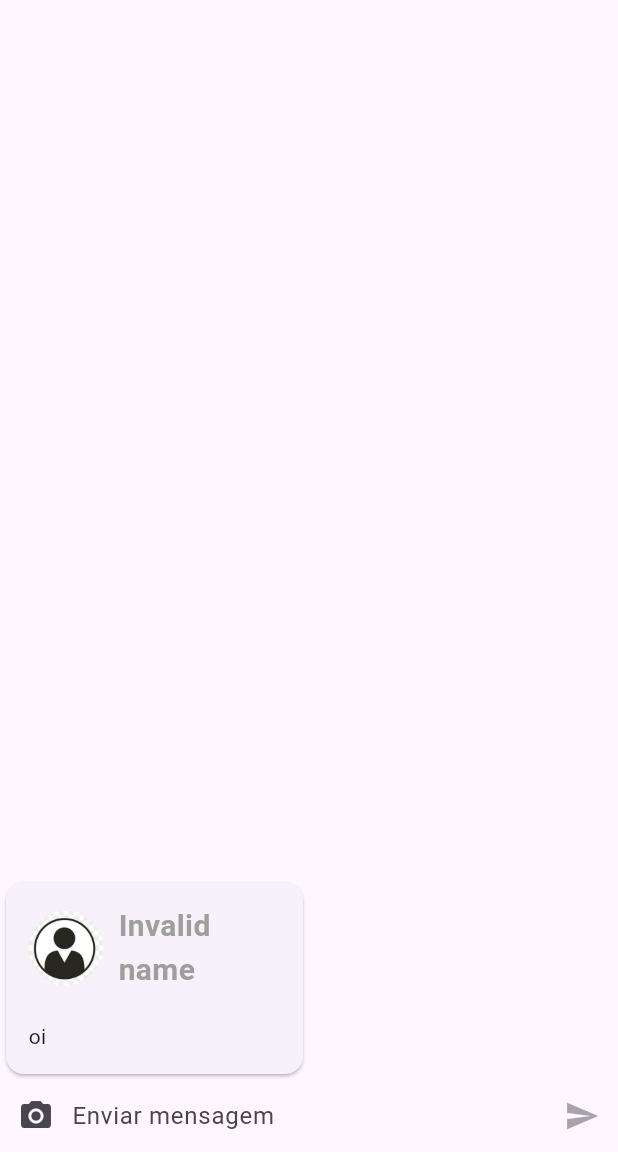
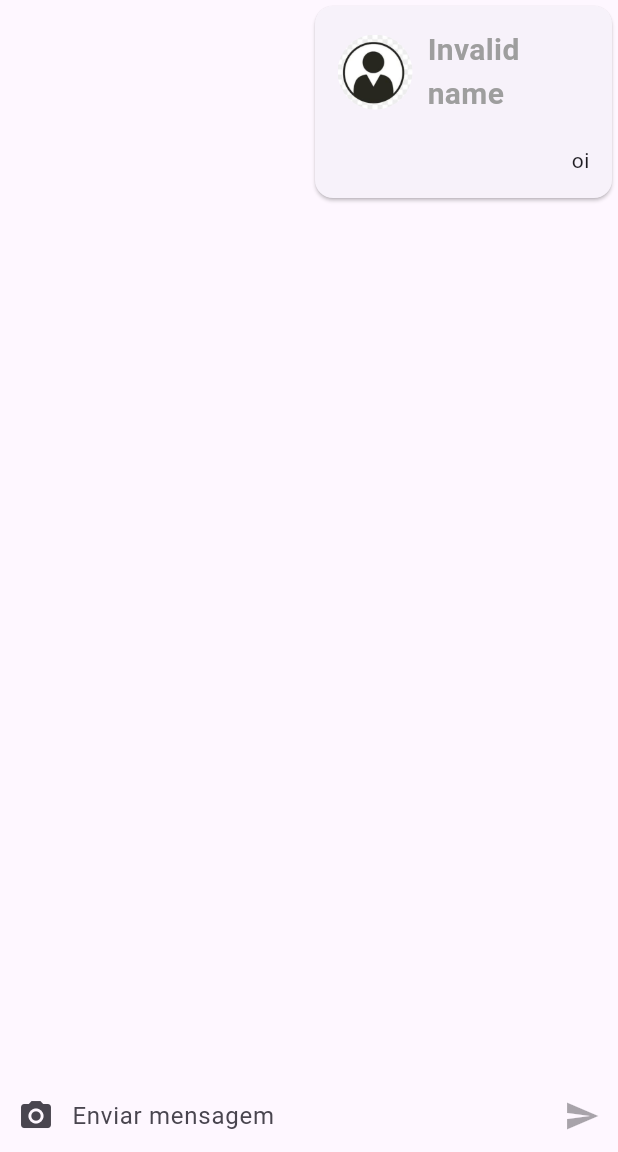
Before and after one commit to Elvisfrank-F/chat_online_elite, a Flutter app: the screen it shows once a user with an empty profile is signed in, on a phone screen of 412 x 824 dp, the part 84-1236 px from its top. Run offline on Flutter 3.47's test engine with Material 3 defaults, Android fonts, the phone set to English and light mode, and no system bars; our stand-ins replace cloud_firestore, firebase_auth, firebase_core, firebase_storage, google_sign_in, image_picker; accounts and stored records are empty.

Commit message:
carmessenger alinhado a esquerda quando for true, falta adicionar a condição

```diff
--- a/lib/pages/home_page.dart
+++ b/lib/pages/home_page.dart
@@ -123,7 +123,7 @@ class _HomePageState extends State<HomePage> {
 
              Expanded(child: StreamBuilder<QuerySnapshot>(
 
-                 stream: FirebaseFirestore.instance.collection('mensagens').snapshots() ,
+                 stream: FirebaseFirestore.instance.collection('mensagens').orderBy('timestamp').snapshots() ,
 
                  builder: (context, snapshot){
 
@@ -138,7 +138,7 @@ class _HomePageState extends State<HomePage> {
                        List<DocumentSnapshot> documents = snapshot.data!.docs;
 
                        return ListView.builder(
-                         reverse: true,
+                        // reverse: true,
 
                          itemCount: documents.length,
 
@@ -150,8 +150,8 @@ class _HomePageState extends State<HomePage> {
 
 
                            return Align(
-                               alignment: Alignment.centerLeft,
-                               child: CardMessenger(imgURL: item['imgURL'],photoURL: item['photoURL'] , name: item['nome'], text: item['text']));
+                               alignment: true? Alignment.centerRight:Alignment.centerLeft,
+                               child: CardMessenger(isMy: true,imgURL: item['imgURL'],photoURL: item['photoURL'] , name: item['nome'], text: item['text']));
                          },
 
                        );
--- a/lib/pages/homepage_test.dart
+++ b/lib/pages/homepage_test.dart
@@ -120,7 +120,7 @@ class _HomeTestPageState extends State<HomeTestPage> {
 
         body: Column(
           children: [
-            CardMessenger(photoURL: user.photoURL, name: user.displayName, text: "Lorem ipsum dolor sit amet, consectetur adipiscing elit. Sed do eiusmod tempor incididunt ut labore et dolore magna aliqua. Ut enim ad minim veniam, quis nostrud exercitation ullamco laboris nisi ut aliquip ex ea commodo consequat. Duis aute irure dolor in reprehenderit in voluptate velit esse cillum dolore eu fugiat nulla pariatur. Excepteur sint occaecat cupidatat non proident, sunt in culpa qui officia deserunt mollit anim id est laborum." ),
+            CardMessenger( isMy: false, photoURL: user.photoURL, name: user.displayName, text: "Lorem ipsum dolor sit amet, consectetur adipiscing elit. Sed do eiusmod tempor incididunt ut labore et dolore magna aliqua. Ut enim ad minim veniam, quis nostrud exercitation ullamco laboris nisi ut aliquip ex ea commodo consequat. Duis aute irure dolor in reprehenderit in voluptate velit esse cillum dolore eu fugiat nulla pariatur. Excepteur sint occaecat cupidatat non proident, sunt in culpa qui officia deserunt mollit anim id est laborum." ),
           ],
         )
 
--- a/lib/wids/card_messenger.dart
+++ b/lib/wids/card_messenger.dart
@@ -7,11 +7,92 @@ class CardMessenger extends StatelessWidget {
   final String? name;
   final String? text;
   final String? imgURL;
+  final bool isMy;
 
-  const CardMessenger({super.key, required this.photoURL, required this.name, required this.text, this.imgURL});
+  const CardMessenger({super.key, required this.photoURL, required this.name, required this.text, this.imgURL, required this.isMy});
 
   @override
   Widget build(BuildContext context) {
+    return isMy? userMensenger(context) : otherMensenger(context);
+  }
+
+  Widget userMensenger(BuildContext context) {
+    return Container(
+      width: MediaQuery
+          .of(context)
+          .size
+          .width * 0.5,
+      // height: MediaQuery.of(context).size. * 0.5,
+
+      child: Card(
+        child: Padding(
+          padding: const EdgeInsets.all(15.0),
+          child: Column(
+            mainAxisSize: MainAxisSize.min,
+            mainAxisAlignment: MainAxisAlignment.end,
+            crossAxisAlignment: CrossAxisAlignment.end,
+            children: [
+              Row(
+                mainAxisSize: MainAxisSize.min,
+                children: [
+
+
+
+
+
+                  Container(
+                    width: 50,
+                    height: 50,
+                    decoration: BoxDecoration(
+                        shape: BoxShape.circle,
+                        image: DecorationImage(
+                            fit: BoxFit.cover,
+
+                            image: photoURL != null ? NetworkImage(photoURL!)
+                                :
+                            AssetImage("assets/person.jpeg")
+                        )
+                    ),
+                  ),
+
+                  SizedBox(width: 10),
+
+                  Expanded(
+
+
+                      child: Text(
+                        name != null ? name!.split(" ").first : "Invalid name",
+                        style: TextStyle(fontSize: 20,
+                            color: Colors.grey,
+                            fontWeight: FontWeight.w600),)
+
+                  ),
+
+
+
+
+                ],
+              ),
+
+              SizedBox(height: 20,),
+
+
+
+              imgURL == null ? Text(text ?? "") :
+              Image.network(
+
+
+                  imgURL!)
+            ],
+          ),
+        ),
+      ),
+    );
+  }
+
+
+    Widget otherMensenger(BuildContext context){
+
       return Container(
         width: MediaQuery.of(context).size.width * 0.5,
         // height: MediaQuery.of(context).size. * 0.5,
@@ -55,11 +136,16 @@ class CardMessenger extends StatelessWidget {
 
                 SizedBox(height: 20,),
 
-           Text(text ?? "")
+                imgURL == null? Text(text ?? "") :
+                Image.network(
+
+
+                    imgURL!)
               ],
             ),
           ),
         ),
       );
     }
+
 }
```
Lines whose indentation alone changed are shown as unchanged.
